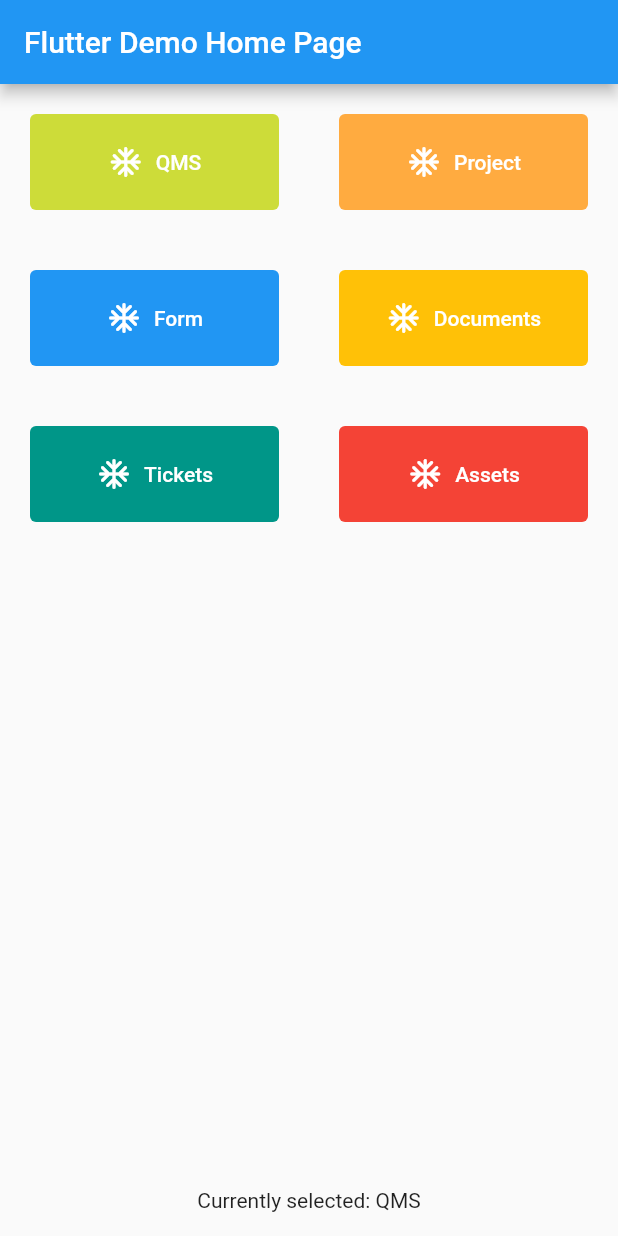
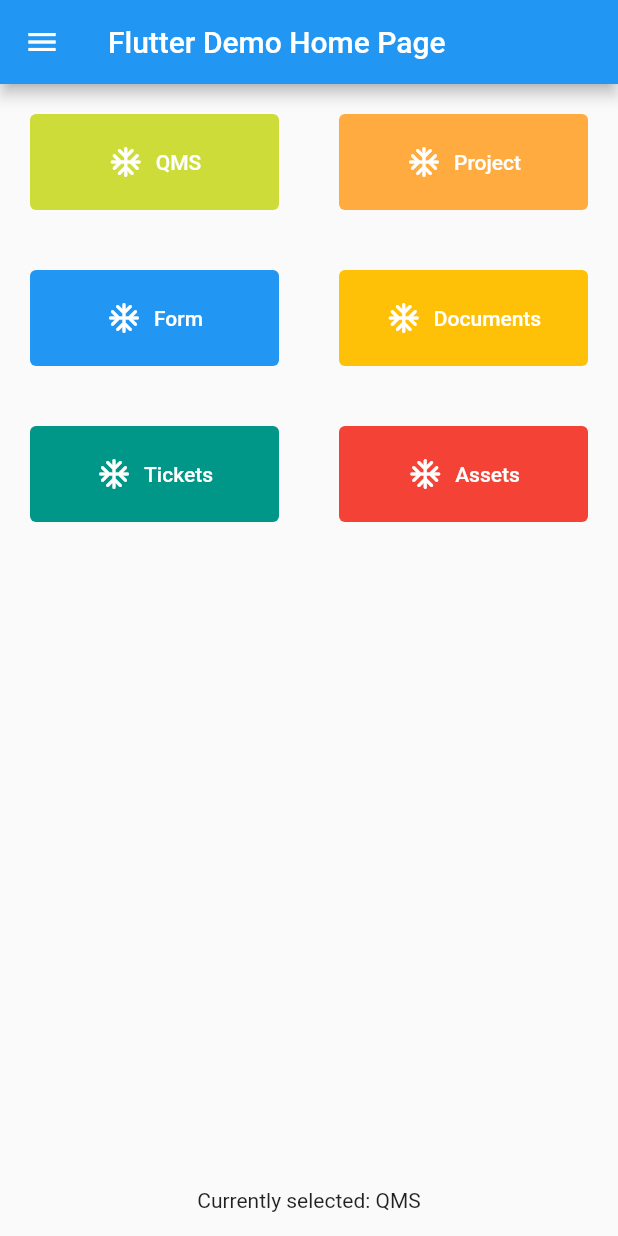
Before and after one commit to AZKZero/TestingFlutterGetx, a Flutter app: the screen it shows after launch, after a tap on "QMS", on a phone screen of 412 x 824 dp. Run offline on Flutter 3.47's test engine with Material 2 defaults, Android fonts, the phone set to English and light mode, and no system bars; our stand-ins replace get.

```diff
--- a/projectx/lib/main.dart
+++ b/projectx/lib/main.dart
@@ -1,7 +1,8 @@
-import 'package:flutter/cupertino.dart';
 import 'package:flutter/material.dart';
 import 'package:get/get.dart';
 import 'package:projectx/controller/selection_controller.dart';
+import 'package:projectx/testing_list.dart';
+import 'package:projectx/testing_list_2.dart';
 import 'package:projectx/tile_button.dart';
 
 void main() {
@@ -59,6 +60,25 @@ class NewHomePage extends StatelessWidget {
   @override
   Widget build(BuildContext context) {
     return Scaffold(
+      drawer: Drawer(
+        child: Expanded(
+          child: Column(
+            crossAxisAlignment: CrossAxisAlignment.stretch,
+            children: [
+              OutlinedButton(
+                  onPressed: () {
+                    Get.to(const TestingList());
+                  },
+                  child: const Text("Test List 1")),
+              OutlinedButton(
+                  onPressed: () {
+                    Get.to(TestingListWithoutMixin());
+                  },
+                  child: const Text("Test List 2")),
+            ],
+          ),
+        ),
+      ),
       appBar: AppBar(
         // Here we take the value from the MyHomePage object that was created by
         // the App.build method, and use it to set our appbar title.
--- a/projectx/lib/tile_button.dart
+++ b/projectx/lib/tile_button.dart
@@ -1,21 +1,23 @@
 import 'package:flutter/material.dart';
 import 'package:get/get.dart';
 import 'package:projectx/controller/selection_controller.dart';
-import 'package:projectx/testing_list.dart';
 import 'package:projectx/testing_list_2.dart';
 
 class TileButton extends StatelessWidget {
-  const TileButton({Key? key, required this.buttonTitle, required this.buttonBack, this.controller}) : super(key: key);
+  const TileButton({Key? key, required this.buttonTitle, required this.buttonBack, this.controller, this.navigate = false, this.padding = 20, this.margin=20}) : super(key: key);
 
   final String buttonTitle;
   final Color buttonBack;
   final SelectionController? controller;
+  final bool navigate;
+  final double padding;
+  final double margin;
 
   @override
   Widget build(BuildContext context) {
     return Expanded(
       child: Container(
-        margin: const EdgeInsets.all(20),
+        margin: EdgeInsets.all(margin),
         child: TextButton.icon(
           icon: const Icon(Icons.ac_unit_rounded),
           onLongPress: () {
@@ -26,9 +28,12 @@ class TileButton extends StatelessWidget {
           onPressed: () {
             controller?.currentText.value = buttonTitle;
             controller?.currentColor.value = buttonBack;
+            if (navigate) {
+              Get.to(TestingListWithoutMixin());
+            }
           },
           label: Text(buttonTitle),
-          style: TextButton.styleFrom(primary: Colors.white, backgroundColor: buttonBack, padding: const EdgeInsets.all(20)),
+          style: TextButton.styleFrom(primary: Colors.white, backgroundColor: buttonBack, padding: EdgeInsets.all(padding)),
         ),
       ),
     );
```
